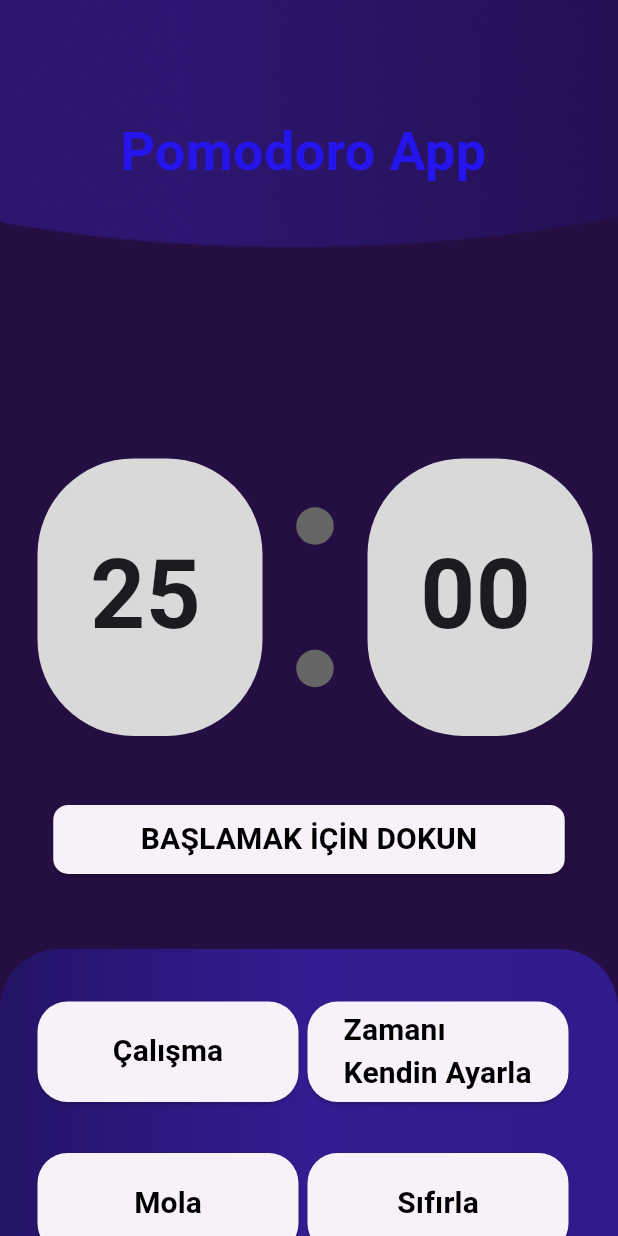
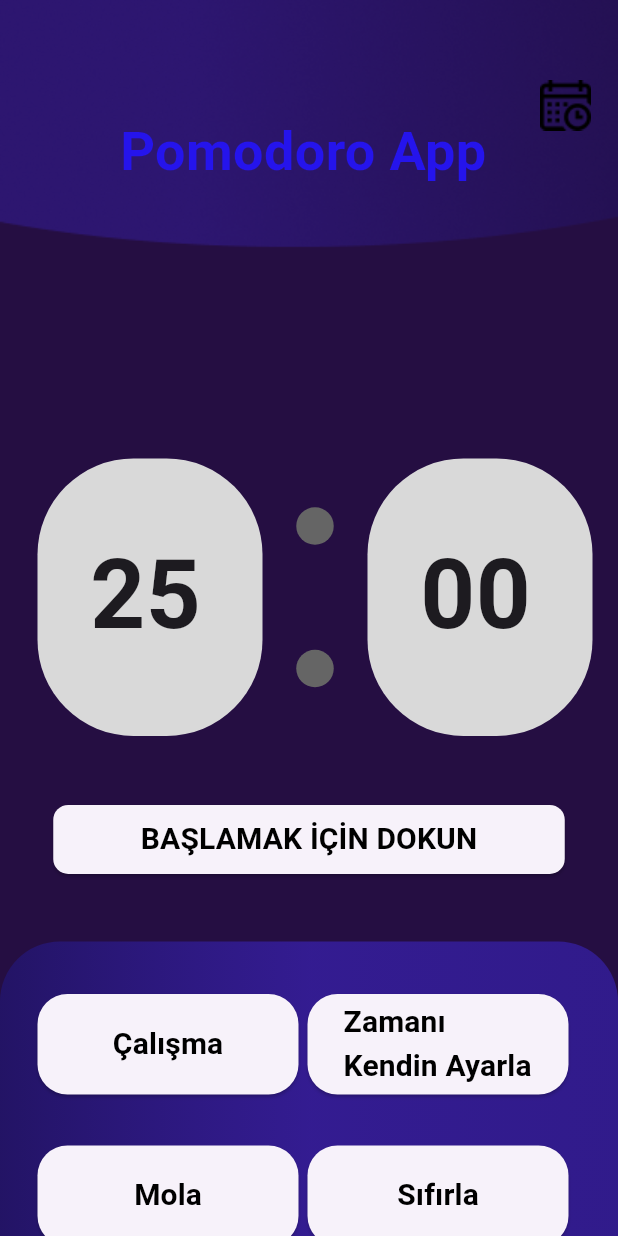
Before and after one commit to ahmetdinccc/pomodoro-app, a Flutter app: the screen it shows after launch, on a phone screen of 412 x 824 dp. Run offline on Flutter 3.47's test engine with Material 3 defaults, Android fonts, the phone set to English and light mode, and no system bars.

Commit message:
import exam calender dart

```diff
--- a/lib/page/home_screen.dart
+++ b/lib/page/home_screen.dart
@@ -1,6 +1,7 @@
 import 'dart:async';
 import 'package:flutter/material.dart';
 import 'package:pomodoro_app/page/edit_screen.dart';
+import 'package:pomodoro_app/page/exam_calendar.dart';
 import 'package:pomodoro_app/widget/start_stop_button.dart';
 import 'package:pomodoro_app/widget/tools_button.dart';
 
@@ -98,6 +99,20 @@ class _HomeState extends State<Home> {
                   'assets/images/Ellipse 3.png',
                   width: MediaQuery.of(context).size.width,
                   fit: BoxFit.cover,
+                ),
+                Padding(
+                  padding: const EdgeInsets.only(top: 45, left: 10, right: 10),
+                  child: Align(
+                    alignment: Alignment.topRight,
+                    child: IconButton(
+                        onPressed: () {
+                          Navigator.push(
+                              context,
+                              MaterialPageRoute(
+                                  builder: (context) => const Calendar()));
+                        },
+                        icon: Image.asset('assets/images/calendar 1.png')),
+                  ),
                 ),
                 const Positioned(
                   top: 75,
@@ -200,7 +215,7 @@ class _HomeState extends State<Home> {
               isRunning: _isRunning,
             ),
             const SizedBox(
-              height: 50,
+              height: 45,
             ),
             Visibility(
               visible: !_isRunning,
@@ -236,11 +251,10 @@ class _HomeState extends State<Home> {
                           padding: const EdgeInsets.only(left: 6),
                           child: MyTools(
                             onPressed: () {
-                              Navigator.pushAndRemoveUntil(
+                              Navigator.push(
                                   context,
                                   MaterialPageRoute(
-                                      builder: (context) => const Edit()),
-                                  (route) => false);
+                                      builder: (context) => const Edit()));
                             },
                             mytext: "Zamanı Kendin Ayarla",
                             myfontsize: 20,
```
